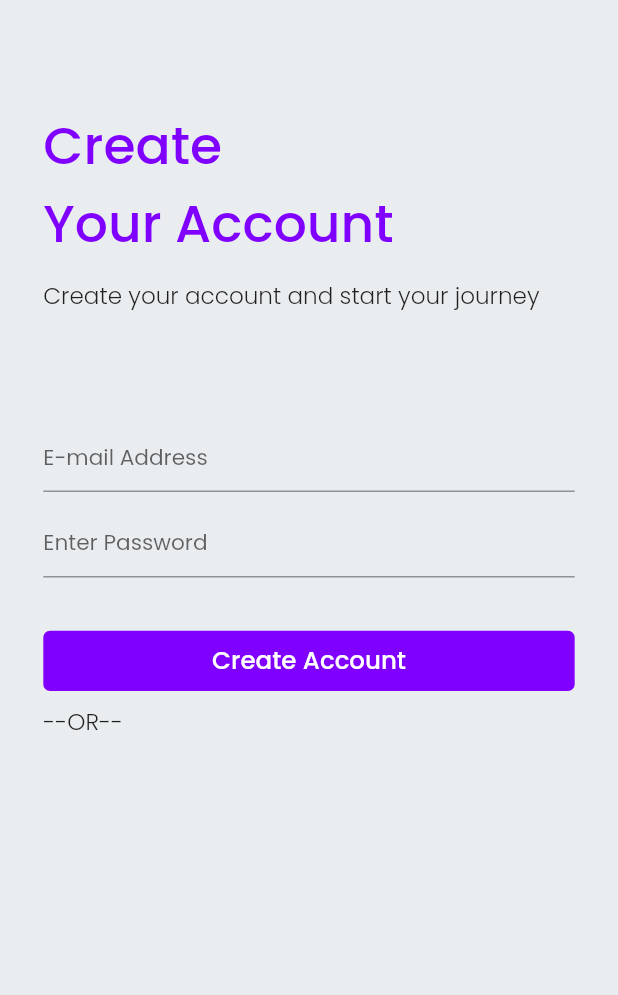
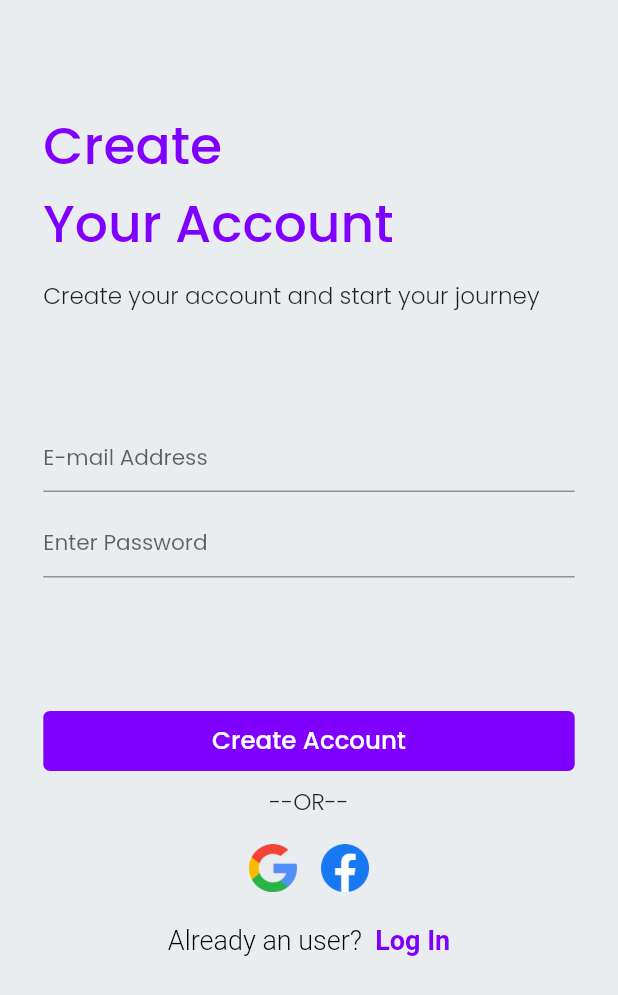
Before and after one commit to Ibrahim-K98han/flutter_tour_application, a Flutter app: the SignUp screen opened by its route, on a phone screen of 412 x 824 dp. Shown: the top 995 px of the screen. Run offline on Flutter 3.47's test engine with Material 2 defaults, Android fonts, the phone set to English and light mode, and no system bars; our stand-ins replace dots_indicator, flutter_screenutil, get, google_fonts, lottie.

Commit message:
singup page desing ok

```diff
--- a/lib/ui/views/auth/sign_up.dart
+++ b/lib/ui/views/auth/sign_up.dart
@@ -1,3 +1,4 @@
+import 'package:flutter/gestures.dart';
 import 'package:flutter/material.dart';
 import 'package:flutter_screenutil/flutter_screenutil.dart';
 import 'package:flutter_tour_application/const/app_colors.dart';
@@ -45,33 +46,75 @@ class SignUp extends StatelessWidget {
                   keyboardType: TextInputType.emailAddress,
                   decoration: AppStyles().textFieldDecoration('E-mail Address'),
                 ),
-                SizedBox(height: 10.h,),
+                SizedBox(
+                  height: 10.h,
+                ),
                 TextFormField(
                   controller: _passwordController,
                   keyboardType: TextInputType.text,
                   decoration: AppStyles().textFieldDecoration('Enter Password'),
                 ),
-                SizedBox(height: 40.h,),
+                SizedBox(
+                  height: 100.h,
+                ),
                 ViolateButton('Create Account'),
-                SizedBox(height: 10.h,),
-                Text(
-                  '--OR--',
-                  style: TextStyle(
-                    fontSize: 16.sp,
-                    fontWeight: FontWeight.w300,
+                SizedBox(
+                  height: 10.h,
+                ),
+                Align(
+                  alignment: Alignment.center,
+                  child: Text(
+                    '--OR--',
+                    style: TextStyle(
+                      fontSize: 16.sp,
+                      fontWeight: FontWeight.w300,
+                    ),
                   ),
                 ),
-                SizedBox(height: 10.h,),
+                SizedBox(
+                  height: 10.h,
+                ),
                 Row(
+                  mainAxisAlignment: MainAxisAlignment.center,
                   children: [
-
+                    IconButton(
+                      onPressed: () {},
+                      icon: Image.asset('assets/icons/google.png'),
+                    ),
+                    IconButton(
+                      onPressed: () {},
+                      icon: Image.asset('assets/icons/facebook.png'),
+                    )
                   ],
-                )
+                ),
+                SizedBox(
+                  height: 15.h,
+                ),
+                Align(
+                  alignment: Alignment.center,
+                  child: RichText(
+                      text: TextSpan(
+                          text: 'Already an user?  ',
+                          style: TextStyle(
+                              fontSize: 18,
+                              fontWeight: FontWeight.w300,
+                              color: Colors.black),
+                          children: [
+                          TextSpan(text: 'Log In', style: TextStyle(fontSize: 18,
+                          fontWeight: FontWeight.w600,
+                          color: AppColor.violateColor),
+                          recognizer: TapGestureRecognizer()
+                            ..onTap=() => print('click'),
+                  ),
               ],
             ),
           ),
+                ),
+          ],
         ),
       ),
+    ),)
+    ,
     );
   }
 }
```
